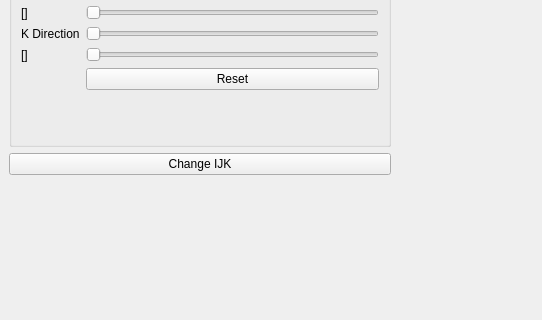
The window that src/IRESCutaway/GUI/Qt/UI/IRESCutaway.ui (felipeCeler/irescutaway) describes before a commit, drawn with Qt 5; both pictures show x 0 to 542 and y 351 to 671 of the 1263 by 790 pixel window.
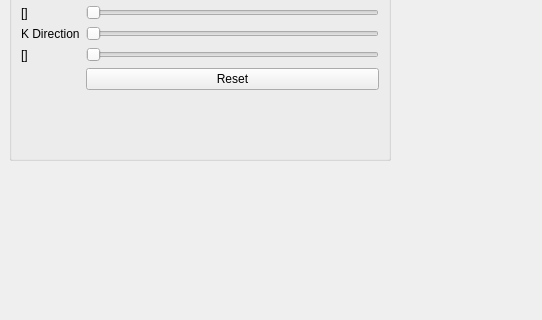
The same window after the commit.

```diff
--- a/src/IRESCutaway/GUI/Qt/UI/IRESCutaway.ui
+++ b/src/IRESCutaway/GUI/Qt/UI/IRESCutaway.ui
@@ -219,7 +219,7 @@
        </layout>
       </widget>
      </item>
-     <item row="5" column="1">
+     <item row="4" column="1">
       <spacer name="verticalSpacer">
        <property name="orientation">
         <enum>Qt::Vertical</enum>
@@ -439,13 +439,6 @@
        </layout>
       </widget>
      </item>
-     <item row="4" column="1">
-      <widget class="QPushButton" name="pushButton_changeIJK">
-       <property name="text">
-        <string>Change IJK</string>
-       </property>
-      </widget>
-     </item>
      <item row="2" column="1">
       <widget class="QPushButton" name="pushButton_changePropertyRange">
        <property name="text">
```
Left out of the diff: 37 changed lines with no effect on the pictures.
